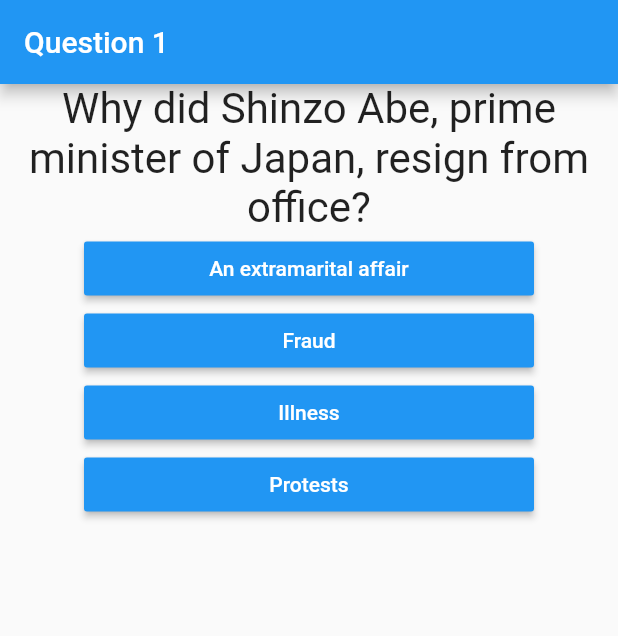
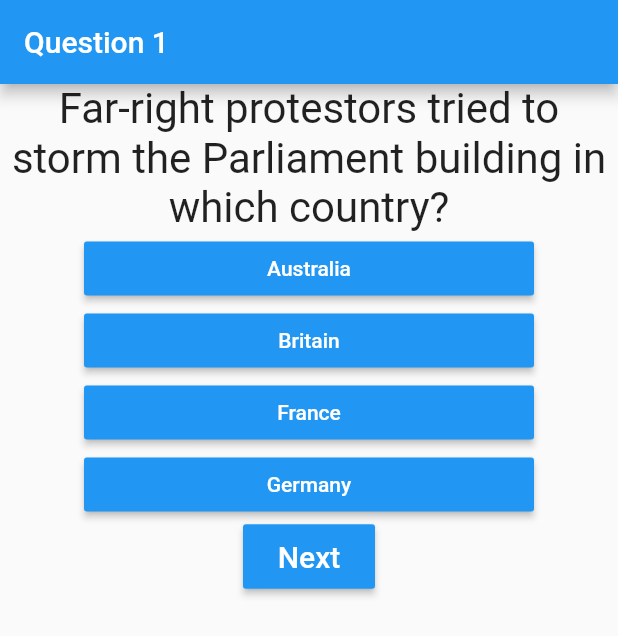
Before and after one commit to dhvaneshshah97/Quiz_App_Flutter, a Flutter app: the Quiz screen opened directly, after a tap on "Australia", on a phone screen of 412 x 824 dp. Shown: the top 636 px of the screen. Run offline on Flutter 3.47's test engine with Material 2 defaults, Android fonts, the phone set to English and light mode, and no system bars; our stand-ins replace flutter_spinkit.

Commit message:
Show Next and End button conditionally

```diff
--- a/lib/quiz.dart
+++ b/lib/quiz.dart
@@ -36,11 +36,20 @@ class _QuizState extends State<Quiz> {
     },
   ];
 
+  bool pressed = false;
+
   var _questionIndex = 0;
+
+  void _showNext() {
+    setState(() {
+      pressed = true;
+    });
+  }
 
   void _answerQuestion() {
     setState(() {
       _questionIndex = _questionIndex + 1;
+      pressed = false;
     });
     print(_questionIndex);
   }
@@ -49,18 +58,36 @@ class _QuizState extends State<Quiz> {
   Widget build(BuildContext context) {
     return Scaffold(
       appBar: AppBar(
-        title: Text("Question 1"),
+        title: Text('Question ${_questionIndex + 1}'),
       ),
-      body: Column(
+      body: _questionIndex < questions.length
+          ? Column(
               children: [
                 Question(
                   questions[_questionIndex]['questionText'],
                 ),
                 ...(questions[_questionIndex]['answers'] as List<String>)
                     .map((answer) {
-            return Answer(_answerQuestion, answer);
-          }).toList()
+                  return Answer(_showNext, answer);
+                }).toList(),
+                pressed
+                    ? RaisedButton(
+                        onPressed: _answerQuestion,
+                        textColor: Colors.white,
+                        color: Colors.blue,
+                        child: Text(
+                          _questionIndex == questions.length - 1
+                              ? "End"
+                              : "Next",
+                          style: TextStyle(fontSize: 20.0, color: Colors.white),
+                        ),
+                        padding: EdgeInsets.all(10.0),
+                      )
+                    : SizedBox(),
               ],
+            )
+          : Center(
+              child: Text('You did it'),
             ),
     );
   }
```
Lines whose indentation alone changed are shown as unchanged.
